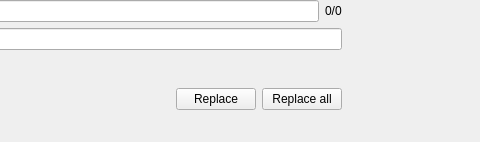
The window that qplaintexteditsearchwidget.ui (pbek/qmarkdowntextedit) describes before a commit, drawn with Qt 5; both pictures show x 356 to 836 and y 0 to 142 of the 836 by 142 pixel window.
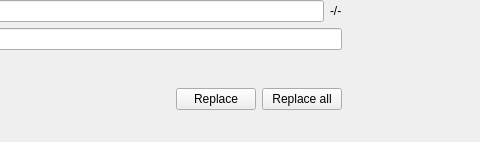
The same window after the commit. Icons and pictures are not drawn.

Commit message: Show "-" instead of 0 in the search count

Diff of the .ui file:
```diff
--- a/qplaintexteditsearchwidget.ui
+++ b/qplaintexteditsearchwidget.ui
@@ -43,7 +43,7 @@
    <item row="0" column="4">
     <widget class="QLabel" name="searchCountLabel">
      <property name="text">
-      <string notr="true">0/0</string>
+      <string notr="true">-/-</string>
      </property>
     </widget>
    </item>
```
The commit also changes 1 other file.
